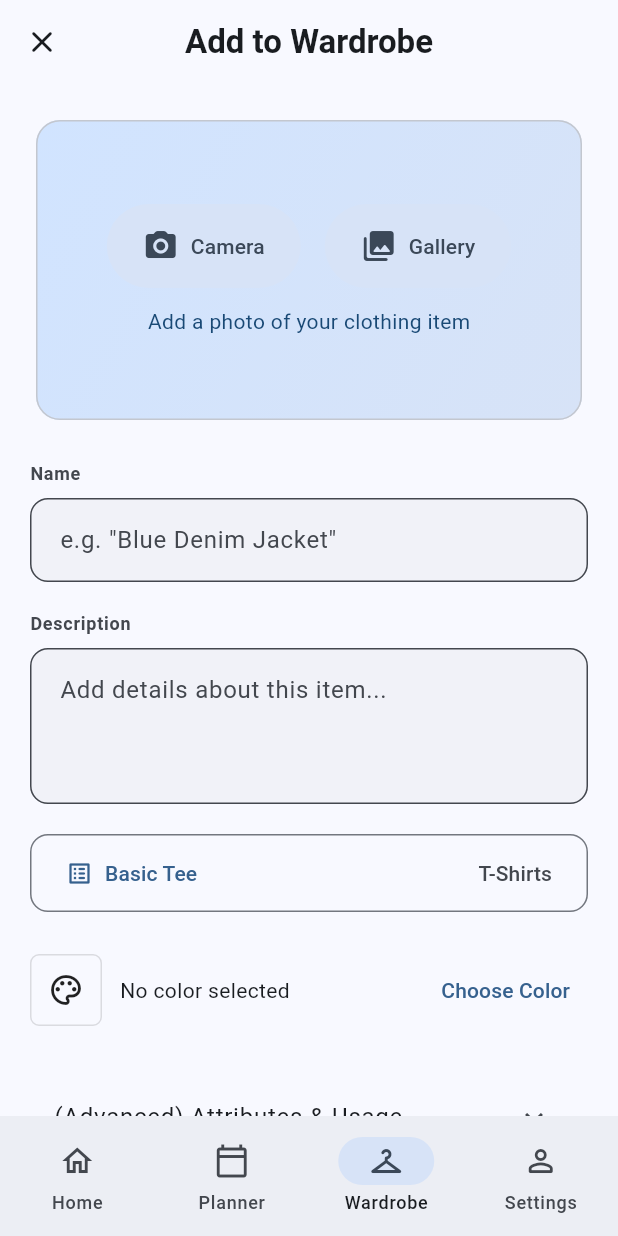
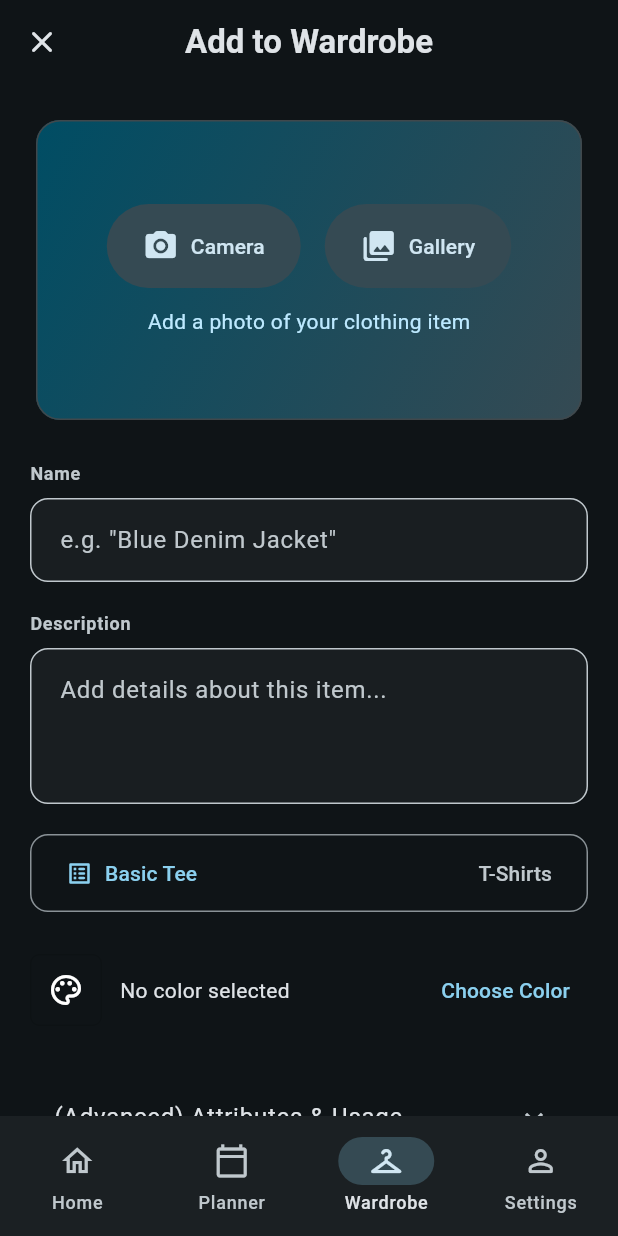
Before and after one commit to emil-elias/Weather-or-Not, a Flutter app: the screen it shows after launch, item 3 of the bottom bar chosen, after a tap on the "add" icon, on a phone screen of 412 x 824 dp. Run offline on Flutter 3.47's test engine with Material 3 defaults, Android fonts, the phone set to English and light mode, and no system bars; our stand-ins replace geolocator, image_picker, shared_preferences, table_calendar; network calls fail.

Commit message:
changed colors

```diff
--- a/lib/main.dart
+++ b/lib/main.dart
@@ -19,8 +19,8 @@ class WeatherOrNotApp extends StatelessWidget {
         debugShowCheckedModeBanner: false,
         theme: ThemeData(
           colorScheme: ColorScheme.fromSeed(
-            seedColor: Colors.blue,
-            brightness: Brightness.light,
+            seedColor: Colors.blueGrey,
+            brightness: Brightness.dark,
           ),
           useMaterial3: true,
           cardTheme: const CardThemeData(
--- a/lib/providers/main_provider.dart
+++ b/lib/providers/main_provider.dart
@@ -14,7 +14,7 @@ class MainProvider extends ChangeNotifier {
   Forecast? _forecast;
   String? _errorMessage;
   bool _isLoading = true;
-  Map<String,dynamic> _selectedLocation = {
+  Map<String, dynamic> _selectedLocation = {
     "name": "BREMEN",
     "id": "10224",
     "lat": 53.0451,
@@ -41,33 +41,39 @@ class MainProvider extends ChangeNotifier {
     'LISBON': {'lat': 38.47, 'lon': -9.08},
   };
 
-  final Map<String, String> stationIDs = Map<String, String>.from(AppConstants.stationIDs);
+  final Map<String, String> stationIDs = Map<String, String>.from(
+    AppConstants.stationIDs,
+  );
 
   Weather? get currentWeather => _currentWeather;
   Forecast? get forecast => _forecast;
   String? get errorMessage => _errorMessage;
   bool get isLoading => _isLoading;
-  Map<String,dynamic> get selectedLocation => _selectedLocation;
+  Map<String, dynamic> get selectedLocation => _selectedLocation;
   List<Map<String, dynamic>> get closestLocations => _closestLocations;
   bool get locationAccessDenied => _locationAccessDenied;
   List<String> get locations => _locations;
-  Map<String, Map<String, double>> get locationCoordinates => _locationCoordinates;
+  Map<String, Map<String, double>> get locationCoordinates =>
+      _locationCoordinates;
 
-
-  void setSelectedLocation(Map<String,dynamic> location) {
+  void setSelectedLocation(Map<String, dynamic> location) {
     _selectedLocation = location;
     notifyListeners();
   }
 
   Future<void> getClosestLocation() async {
     try {
-      final geo.Position userPosition = await _locationService.getCurrentLocation();
+      final geo.Position userPosition = await _locationService
+          .getCurrentLocation();
 
-      final List<Map<String, dynamic>> closestList = await _locationService.findClosestLocation(userPosition.latitude, userPosition.longitude);
+      final List<Map<String, dynamic>> closestList = await _locationService
+          .findClosestLocation(userPosition.latitude, userPosition.longitude);
       //print(closestList);
       final closest = closestList.first;
 
-      print('User position: ${userPosition.latitude}, ${userPosition.longitude}');
+      print(
+        'User position: ${userPosition.latitude}, ${userPosition.longitude}',
+      );
 
       _locations.insert(0, closest['name']);
       stationIDs[closest['name']] = closest['id'];
@@ -80,9 +86,8 @@ class MainProvider extends ChangeNotifier {
         closest['name'],
         fallbackStations: closestList.sublist(1),
         fallbackLat: userPosition.latitude,
-          fallbackLon: userPosition.longitude
+        fallbackLon: userPosition.longitude,
       );
-
     } catch (e) {
       print('Error getting location: $e');
       // mark that location access was denied / failed so UI can prompt
@@ -99,7 +104,7 @@ class MainProvider extends ChangeNotifier {
     }
   }
 
-  Future<void> loadWeather(
+  Future<Map<String, dynamic>> loadWeather(
     String stationId,
     String locationName, {
     List<Map<String, dynamic>>? fallbackStations,
@@ -116,8 +121,11 @@ class MainProvider extends ChangeNotifier {
     };
     notifyListeners();
 
+    Weather? weather;
+    Forecast? forecast;
+
     try {
-      final weather = await _weatherService.getCurrentDWDWeatherByStationID(
+      weather = await _weatherService.getCurrentDWDWeatherByStationID(
         stationId,
         locationName: locationName,
         fallbackStations: fallbackStations,
@@ -133,24 +141,25 @@ class MainProvider extends ChangeNotifier {
         }
         _selectedLocation = {
           "name": weather.stationName,
-            "id": weather.stationId
+          "id": weather.stationId,
         };
         stationIDs[weather.stationName] = weather.stationId;
         stationId = weather.stationId;
       }
 
-      final forecast = await _weatherService.getForecastDWDWeatherByStationID(
+      forecast = await _weatherService.getForecastDWDWeatherByStationID(
         stationId,
       );
 
       _currentWeather = weather;
       _forecast = forecast;
-
     } catch (e) {
       _errorMessage = 'Wetter konnte nicht geladen werden';
     } finally {
       _isLoading = false;
       notifyListeners();
     }
+
+    return {'weather': weather, 'forecast': forecast};
   }
 }
--- a/lib/screens/add_item_screen.dart
+++ b/lib/screens/add_item_screen.dart
@@ -443,6 +443,7 @@ class _AddItemScreenState extends State<AddItemScreen> {
                     TextField(
                       controller: controller,
                       decoration: const InputDecoration(
+                        filled: false,
                         prefixIcon: Icon(Icons.search),
                         hintText: 'Search categories or subcategories',
                       ),
@@ -1018,6 +1019,7 @@ class _AddItemScreenState extends State<AddItemScreen> {
                         child: DropdownButtonFormField<int>(
                           initialValue: _selectedWarmth,
                           decoration: const InputDecoration(
+                            filled: false,
                             labelText: 'Warmth',
                           ),
                           items: List.generate(
@@ -1039,7 +1041,7 @@ class _AddItemScreenState extends State<AddItemScreen> {
                       Expanded(
                         child: DropdownButtonFormField<int>(
                           initialValue: _selectedWater,
-                          decoration: const InputDecoration(labelText: 'Water'),
+                          decoration: const InputDecoration(labelText: 'Water', filled: false),
                           items: List.generate(
                             6,
                             (i) => DropdownMenuItem(
@@ -1064,7 +1066,7 @@ class _AddItemScreenState extends State<AddItemScreen> {
                       Expanded(
                         child: DropdownButtonFormField<int>(
                           initialValue: _selectedWind,
-                          decoration: const InputDecoration(labelText: 'Wind'),
+                          decoration: const InputDecoration(labelText: 'Wind', filled: false),
                           items: List.generate(
                             6,
                             (i) => DropdownMenuItem(
@@ -1085,6 +1087,7 @@ class _AddItemScreenState extends State<AddItemScreen> {
                         child: DropdownButtonFormField<int>(
                           initialValue: _selectedBreath,
                           decoration: const InputDecoration(
+                            filled: false,
                             labelText: 'Breathability',
                           ),
                           items: List.generate(
@@ -1108,7 +1111,7 @@ class _AddItemScreenState extends State<AddItemScreen> {
                   const SizedBox(height: 8),
                   DropdownButtonFormField<int>(
                     initialValue: _selectedStretch,
-                    decoration: const InputDecoration(labelText: 'Stretch'),
+                    decoration: const InputDecoration(labelText: 'Stretch', filled: false),
                     items: List.generate(
                       6,
                       (i) =>
@@ -1125,7 +1128,7 @@ class _AddItemScreenState extends State<AddItemScreen> {
                   const SizedBox(height: 8),
                   DropdownButtonFormField<String>(
                     initialValue: _selectedFit.isNotEmpty ? _selectedFit : null,
-                    decoration: const InputDecoration(labelText: 'Fit'),
+                    decoration: const InputDecoration(labelText: 'Fit', filled: false),
                     items: _fitOptions
                         .map((f) => DropdownMenuItem(value: f, child: Text(f)))
                         .toList(),
@@ -1143,6 +1146,7 @@ class _AddItemScreenState extends State<AddItemScreen> {
                     initialValue: _selectedFormality,
                     decoration: const InputDecoration(
                       labelText: 'Formality Level',
+                      filled: false
                     ),
                     items: _formalityLevels.map((level) {
                       return DropdownMenuItem<String>(
@@ -1190,6 +1194,7 @@ class _AddItemScreenState extends State<AddItemScreen> {
                           controller: _minTempController,
                           decoration: const InputDecoration(
                             labelText: 'Min Temp',
+                            filled: false
                           ),
                           keyboardType: TextInputType.number,
                         ),
@@ -1200,6 +1205,7 @@ class _AddItemScreenState extends State<AddItemScreen> {
                           controller: _maxTempController,
                           decoration: const InputDecoration(
                             labelText: 'Max Temp',
+                            filled: false
                           ),
                           keyboardType: TextInputType.number,
                         ),
@@ -1231,6 +1237,7 @@ class _AddItemScreenState extends State<AddItemScreen> {
                           controller: _optimalSearchController,
                           decoration: InputDecoration(
                             prefixIcon: const Icon(Icons.search),
+                            filled: false,
                             hintText: 'Search activities',
                             border: OutlineInputBorder(
                               borderRadius: BorderRadius.circular(8),
@@ -1340,6 +1347,7 @@ class _AddItemScreenState extends State<AddItemScreen> {
                         child: TextField(
                           controller: _unsuitableSearchController,
                           decoration: InputDecoration(
+                            filled: false,
                             prefixIcon: const Icon(Icons.search),
                             hintText: 'Search activities',
                             border: OutlineInputBorder(
--- a/lib/screens/home_screen.dart
+++ b/lib/screens/home_screen.dart
@@ -521,7 +521,7 @@ class _HomeScreenState extends State<HomeScreen> {
 
       final List<Map<String, dynamic>> closestList = await _locationService
           .findClosestLocation(newLocation['lat'], newLocation['lon']);
-      _provider.loadWeather(
+      final newWeather = await _provider.loadWeather(
         newLocation["id"],
         newLocation["name"],
         fallbackStations: closestList
@@ -529,7 +529,7 @@ class _HomeScreenState extends State<HomeScreen> {
             .toList(),
       );
 
-      _generateOutfit(_currentWeather!);
+      await _generateOutfit(newWeather['weather']);
     }
   }
 
@@ -1750,6 +1750,7 @@ class _HomeScreenState extends State<HomeScreen> {
                             // Search field
                             TextField(
                               decoration: InputDecoration(
+                                filled: false,
                                 hintText: 'Search',
                                 prefixIcon: const Icon(Icons.search, size: 18),
                                 suffixIcon: searchQuery.isNotEmpty
--- a/lib/screens/planner_screen.dart
+++ b/lib/screens/planner_screen.dart
@@ -1004,6 +1004,7 @@ class _PlannerScreenState extends State<PlannerScreen>
                             // Search field
                             TextField(
                               decoration: InputDecoration(
+                                filled: false,
                                 hintText: 'Search',
                                 prefixIcon: const Icon(Icons.search, size: 18),
                                 suffixIcon: searchQuery.isNotEmpty
--- a/lib/screens/wardrobe_screen.dart
+++ b/lib/screens/wardrobe_screen.dart
@@ -1,3 +1,4 @@
+import 'dart:async';
 import 'dart:io';
 import 'dart:convert';
 import 'package:flutter/material.dart';
@@ -20,6 +21,7 @@ class _WardrobeScreenState extends State<WardrobeScreen>
     with SingleTickerProviderStateMixin {
   late TabController _tabController;
   final TextEditingController _searchController = TextEditingController();
+final FocusNode _searchFocusNode = FocusNode();
   final WardrobeService _wardrobeService = WardrobeService();
 
   bool _showAddItemScreen = false;
@@ -36,6 +38,8 @@ class _WardrobeScreenState extends State<WardrobeScreen>
   String? _selectedCategory;
   String? _selectedSubcategory;
   String? _selectedFormalityLevel;
+
+  Timer? _debounce;
 
   @override
   void initState() {
@@ -46,9 +50,20 @@ class _WardrobeScreenState extends State<WardrobeScreen>
         _loadSavedOutfits();
       }
     });
-    _searchController.addListener(() {
-      setState(() {});
+
+    _searchFocusNode.addListener(() {
+      if (!_searchFocusNode.hasFocus) {
+        // Trigger setState only when the keyboard is dismissed
+        setState(() {});
+      }
     });
+
+    /*_searchController.addListener(() {
+      if (_debounce?.isActive ?? false) _debounce!.cancel();
+      _debounce = Timer(const Duration(milliseconds: 300), () {
+        setState(() {});
+      });
+    });*/
     _loadCategoryData();
     _loadWardrobeItems();
     _loadSavedOutfits();
@@ -134,6 +149,8 @@ class _WardrobeScreenState extends State<WardrobeScreen>
   void dispose() {
     _tabController.dispose();
     _searchController.dispose();
+    _searchFocusNode.dispose();
+    _debounce?.cancel();
     super.dispose();
   }
 
@@ -332,6 +349,7 @@ class _WardrobeScreenState extends State<WardrobeScreen>
                       Expanded(
                         child: TextField(
                           controller: _searchController,
+                          focusNode: _searchFocusNode,
                           decoration: InputDecoration(
                             hintText: 'Search...',
                             prefixIcon: const Icon(Icons.search_rounded),
@@ -406,9 +424,8 @@ class _WardrobeScreenState extends State<WardrobeScreen>
               onPressed: () => {
                 wardrobeNavigatorKey.currentState?.push(
                   MaterialPageRoute(
-                    builder: (context) => AddItemScreen(
-                      onBack: _navigateBackToList,
-                    ),
+                    builder: (context) =>
+                        AddItemScreen(onBack: _navigateBackToList),
                   ),
                 ),
               },
@@ -523,7 +540,11 @@ class _WardrobeScreenState extends State<WardrobeScreen>
                         width: 100,
                         height: 100,
                         decoration: BoxDecoration(
-                          color: item.color != '' ? Color(int.parse('0xFF${item.color.substring(1)}')) : theme.colorScheme.primaryContainer,
+                          color: item.color != ''
+                              ? Color(
+                                  int.parse('0xFF${item.color.substring(1)}'),
+                                )
+                              : theme.colorScheme.primaryContainer,
                           borderRadius: BorderRadius.circular(12),
                         ),
                         child: item.imagePath != null
@@ -537,7 +558,7 @@ class _WardrobeScreenState extends State<WardrobeScreen>
                             : Icon(
                                 Icons.checkroom_rounded,
                                 color: theme.colorScheme.onPrimaryContainer
-                              .withOpacity(0.5),
+                                    .withOpacity(0.5),
                                 size: 32,
                               ),
                       ),
@@ -859,7 +880,11 @@ class _WardrobeScreenState extends State<WardrobeScreen>
                     else if (outfitItems.length == 1)
                       Container(
                         decoration: BoxDecoration(
-                          color: Color(int.parse('0xFF${outfitItems[0].color!.substring(1)}')),
+                          color: Color(
+                            int.parse(
+                              '0xFF${outfitItems[0].color!.substring(1)}',
+                            ),
+                          ),
                           borderRadius: BorderRadius.circular(12),
                         ),
                         child: outfitItems[0].imagePath != null
@@ -874,7 +899,7 @@ class _WardrobeScreenState extends State<WardrobeScreen>
                                 child: Icon(
                                   Icons.checkroom_rounded,
                                   color: theme.colorScheme.onPrimaryContainer
-                              .withOpacity(0.5),
+                                      .withOpacity(0.5),
                                   size: 32,
                                 ),
                               ),
@@ -896,7 +921,13 @@ class _WardrobeScreenState extends State<WardrobeScreen>
                           final item = outfitItems[i];
                           return Container(
                             decoration: BoxDecoration(
-                              color: item.color != "" ? Color(int.parse('0xFF${item.color.substring(1)}')) : theme.colorScheme.primaryContainer,
+                              color: item.color != ""
+                                  ? Color(
+                                      int.parse(
+                                        '0xFF${item.color.substring(1)}',
+                                      ),
+                                    )
+                                  : theme.colorScheme.primaryContainer,
                               borderRadius: i == 0
                                   ? const BorderRadius.only(
                                       topLeft: Radius.circular(12),
@@ -938,7 +969,7 @@ class _WardrobeScreenState extends State<WardrobeScreen>
                                 : Icon(
                                     Icons.checkroom_rounded,
                                     color: theme.colorScheme.onPrimaryContainer
-                              .withOpacity(0.5),
+                                        .withOpacity(0.5),
                                     size: 16,
                                   ),
                           );
@@ -1172,7 +1203,13 @@ class _WardrobeScreenState extends State<WardrobeScreen>
                             width: 100,
                             height: 100,
                             decoration: BoxDecoration(
-                              color: item.color != "" ? Color(int.parse('0xFF${item.color!.substring(1)}')) : theme.colorScheme.primaryContainer,
+                              color: item.color != ""
+                                  ? Color(
+                                      int.parse(
+                                        '0xFF${item.color!.substring(1)}',
+                                      ),
+                                    )
+                                  : theme.colorScheme.primaryContainer,
                               borderRadius: BorderRadius.circular(12),
                             ),
                             child: item.imagePath != null
@@ -1186,7 +1223,7 @@ class _WardrobeScreenState extends State<WardrobeScreen>
                                 : Icon(
                                     Icons.checkroom_rounded,
                                     color: theme.colorScheme.onPrimaryContainer
-                              .withOpacity(0.5),
+                                        .withOpacity(0.5),
                                     size: 32,
                                   ),
                           ),
--- a/lib/widgets/location_dropdown.dart
+++ b/lib/widgets/location_dropdown.dart
@@ -140,6 +140,7 @@ class LocationDropdown extends StatelessWidget {
                       child: TextField(
                         controller: controller,
                         decoration: InputDecoration(
+                          filled: false,
                           hintText: 'Search by name',
                           prefixIcon: const Icon(Icons.search),
                           suffixIcon: controller.text.isNotEmpty
--- a/lib/widgets/weather_card.dart
+++ b/lib/widgets/weather_card.dart
@@ -67,9 +67,13 @@ class WeatherCard extends StatelessWidget {
                 ),
           boxShadow: [
             BoxShadow(
-              color: const Color(0xFF5855D6).withOpacity(0.3),
+              color: weatherService.getGradientColors(
+                currentWeather,
+                forecast,
+                forecastIndex,
+              ).last.withOpacity(0.3),
               blurRadius: 20,
-              offset: const Offset(0, 10),
+              offset: const Offset(0, 0),
             ),
           ],
         ),
```
Lines whose indentation alone changed are shown as unchanged.
